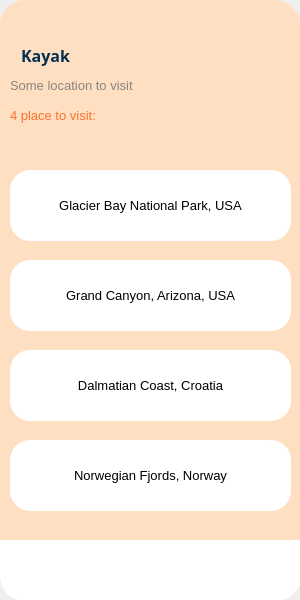
Qt form SH-C4K-PTA11/Binh/Final/ui/Kayak.ui (anhtk20012/MindX-Project-Student) before a commit.
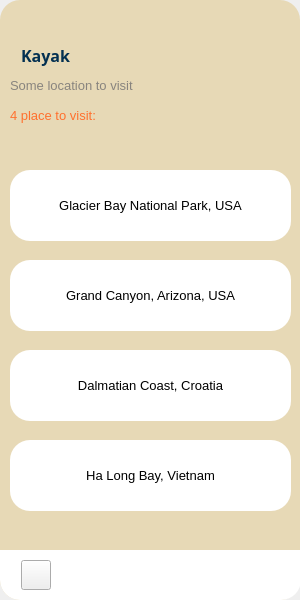
The same form after that commit. Icons and pictures are not drawn.

Commit message: Update Class SH-PTA11 Version 5

The edit to the form file:
```diff
--- a/SH-C4K-PTA11/Binh/Final/ui/Kayak.ui
+++ b/SH-C4K-PTA11/Binh/Final/ui/Kayak.ui
@@ -37,8 +37,8 @@
     </property>
     <property name="styleSheet">
      <string notr="true">QWidget#widget {
-	background-color:rgb(255, 223, 194);
-	border-radius: 25px;
+	background-color:rgb(231, 217, 182);
+	border-radius: 20px;
 }</string>
     </property>
     <widget class="QLabel" name="label">
@@ -155,28 +155,6 @@
       </size>
      </property>
     </widget>
-    <widget class="QLabel" name="label_5">
-     <property name="geometry">
-      <rect>
-       <x>0</x>
-       <y>540</y>
-       <width>301</width>
-       <height>61</height>
-      </rect>
-     </property>
-     <property name="styleSheet">
-      <string notr="true">QWidget {
-    border-top-left-radius: 0px; 
-    border-top-right-radius: 0px;
-    border-bottom-left-radius: 25px;
-    border-bottom-right-radius: 25px;
-    background-color:rgb(255, 255, 255)
-}</string>
-     </property>
-     <property name="text">
-      <string/>
-     </property>
-    </widget>
     <widget class="QPushButton" name="pushButton_10">
      <property name="geometry">
       <rect>
@@ -281,7 +259,7 @@
 </string>
      </property>
      <property name="text">
-      <string>Norwegian Fjords, Norway</string>
+      <string>Ha Long Bay, Vietnam</string>
      </property>
      <property name="icon">
       <iconset>
@@ -294,21 +272,20 @@
       </size>
      </property>
     </widget>
-    <widget class="QPushButton" name="pushButton">
+    <widget class="QPushButton" name="pushButton_4">
      <property name="geometry">
       <rect>
-       <x>20</x>
-       <y>550</y>
-       <width>61</width>
-       <height>41</height>
+       <x>10</x>
+       <y>10</y>
+       <width>32</width>
+       <height>32</height>
       </rect>
      </property>
      <property name="styleSheet">
       <string notr="true">QPushButton {
-    background-color:rgb(255, 255, 255);
-    border-radius: 20px;
+	background-color:rgb(231, 217, 182);
+    border-radius: 10px;
 }
-
 QPushButton:hover {
     background-color:rgb(208, 208, 208);
 }
@@ -323,58 +300,24 @@
      </property>
      <property name="iconSize">
       <size>
-       <width>60</width>
-       <height>60</height>
-      </size>
-     </property>
-    </widget>
-    <widget class="QPushButton" name="pushButton_7">
-     <property name="geometry">
-      <rect>
-       <x>210</x>
-       <y>550</y>
-       <width>71</width>
-       <height>41</height>
-      </rect>
-     </property>
-     <property name="styleSheet">
-      <string notr="true">QPushButton {
-    background-color:rgb(255, 255, 255);
-    border-radius: 20px;
-}
-
-QPushButton:hover {
-    background-color:rgb(208, 208, 208);
-}
-</string>
-     </property>
-     <property name="text">
-      <string/>
-     </property>
-     <property name="icon">
-      <iconset>
-       <normaloff>../Resource/Images/Exit.png</normaloff>../Resource/Images/Exit.png</iconset>
-     </property>
-     <property name="iconSize">
-      <size>
-       <width>30</width>
-       <height>30</height>
+       <width>32</width>
+       <height>32</height>
       </size>
      </property>
     </widget>
     <widget class="QPushButton" name="pushButton_8">
      <property name="geometry">
       <rect>
-       <x>110</x>
-       <y>550</y>
-       <width>71</width>
-       <height>41</height>
+       <x>130</x>
+       <y>560</y>
+       <width>41</width>
+       <height>30</height>
       </rect>
      </property>
      <property name="styleSheet">
       <string notr="true">QPushButton {
     background-color:rgb(255, 255, 255);
-    border-radius: 20px;
+    border-radius: 10px;
 }
 
 QPushButton:hover {
@@ -391,11 +334,112 @@
      </property>
      <property name="iconSize">
       <size>
+       <width>24</width>
+       <height>24</height>
+      </size>
+     </property>
+    </widget>
+    <widget class="QPushButton" name="pushButton_7">
+     <property name="geometry">
+      <rect>
+       <x>241</x>
+       <y>560</y>
        <width>30</width>
        <height>30</height>
+      </rect>
+     </property>
+     <property name="styleSheet">
+      <string notr="true">QPushButton {
+    background-color:rgb(255, 255, 255);
+    border-radius: 10px;
+}
+QPushButton:hover {
+    background-color:rgb(208, 208, 208);
+}
+</string>
+     </property>
+     <property name="text">
+      <string/>
+     </property>
+     <property name="icon">
+      <iconset>
+       <normaloff>../Resource/Images/Exit.png</normaloff>../Resource/Images/Exit.png</iconset>
+     </property>
+     <property name="iconSize">
+      <size>
+       <width>24</width>
+       <height>24</height>
       </size>
      </property>
     </widget>
+    <widget class="QPushButton" name="pushButton">
+     <property name="geometry">
+      <rect>
+       <x>21</x>
+       <y>560</y>
+       <width>30</width>
+       <height>30</height>
+      </rect>
+     </property>
+     <property name="styleSheet">
+      <string notr="true">QPushButton {
+    background-color:rgb(255, 255, 255);
+    border-radius: 10px;
+}
+
+QPushButton:hover {
+    background-color:rgb(208, 208, 208);
+}
+r</string>
+     </property>
+     <property name="text">
+      <string/>
+     </property>
+     <property name="icon">
+      <iconset>
+       <normaloff>../Resource/Images/Home button.png</normaloff>../Resource/Images/Home button.png</iconset>
+     </property>
+     <property name="iconSize">
+      <size>
+       <width>50</width>
+       <height>50</height>
+      </size>
+     </property>
+    </widget>
+    <widget class="QLabel" name="label_5">
+     <property name="geometry">
+      <rect>
+       <x>0</x>
+       <y>550</y>
+       <width>301</width>
+       <height>50</height>
+      </rect>
+     </property>
+     <property name="styleSheet">
+      <string notr="true">QWidget {
+    border-top-left-radius: 0px; 
+    border-top-right-radius: 0px;
+    border-bottom-left-radius: 20px;
+    border-bottom-right-radius: 20px;
+    background-color:rgb(255, 255, 255)
+}</string>
+     </property>
+     <property name="text">
+      <string/>
+     </property>
+    </widget>
+    <zorder>label_5</zorder>
+    <zorder>pushButton</zorder>
+    <zorder>pushButton_7</zorder>
+    <zorder>label</zorder>
+    <zorder>label_2</zorder>
+    <zorder>label_7</zorder>
+    <zorder>pushButton_6</zorder>
+    <zorder>pushButton_10</zorder>
+    <zorder>pushButton_9</zorder>
+    <zorder>pushButton_12</zorder>
+    <zorder>pushButton_4</zorder>
+    <zorder>pushButton_8</zorder>
    </widget>
   </widget>
  </widget>
```
Left out of the diff: 4 changed lines with no effect on the pictures. The commit also changes 103 other files.
